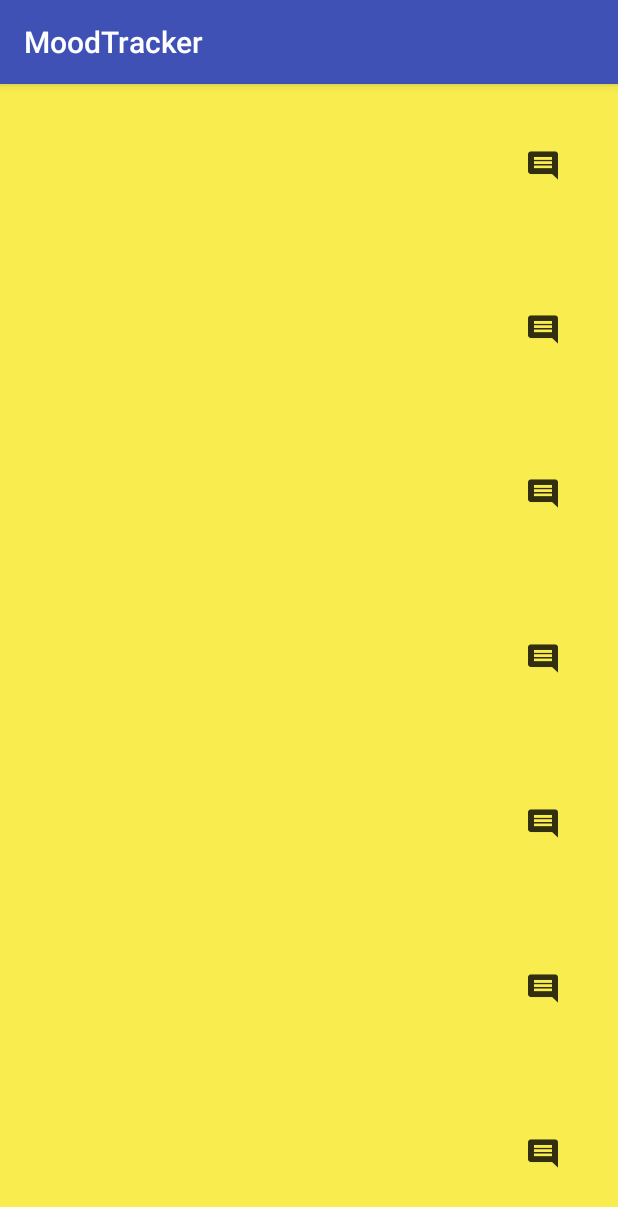
After one commit to JimmyMad/MoodTracker, an Android app: the HistoryActivity screen opened directly, with no data from a screen before it, on a phone screen of 412 x 824 dp. The commit adds this screen. Shown: the top 1207 px of the screen. Run offline under Robolectric (Android 15) with nearby library versions, the phone set to English and light mode, and no system bars.

Commit message:
layout activity_history done and can be lunched with the history button

```diff
--- a/app/src/main/AndroidManifest.xml
+++ b/app/src/main/AndroidManifest.xml
@@ -3,7 +3,6 @@
     package="com.sweethome.jimmy.moodtracker">
 
     <application
-        android:allowBackup="true"
         android:icon="@mipmap/ic_launcher"
         android:label="@string/app_name"
         android:roundIcon="@mipmap/ic_launcher_round"
@@ -16,6 +15,8 @@
                 <category android:name="android.intent.category.LAUNCHER" />
             </intent-filter>
         </activity>
+        <activity android:name=".controller.HistoryActivity">
+        </activity>
     </application>
 
 </manifest>
--- /dev/null
+++ b/app/src/main/java/com/sweethome/jimmy/moodtracker/controller/HistoryActivity.java
@@ -0,0 +1,17 @@
+package com.sweethome.jimmy.moodtracker.controller;
+
+import android.os.Bundle;
+import android.support.v7.app.AppCompatActivity;
+
+import com.sweethome.jimmy.moodtracker.R;
+
+public class HistoryActivity extends AppCompatActivity {
+
+    @Override
+    protected void onCreate(Bundle savedInstanceState) {
+        super.onCreate(savedInstanceState);
+        setContentView(R.layout.activity_history);
+
+
+    }
+}
--- a/app/src/main/java/com/sweethome/jimmy/moodtracker/controller/MainActivity.java
+++ b/app/src/main/java/com/sweethome/jimmy/moodtracker/controller/MainActivity.java
@@ -1,11 +1,13 @@
 package com.sweethome.jimmy.moodtracker.controller;
 
+import android.content.Intent;
 import android.content.SharedPreferences;
 import android.support.v4.view.GestureDetectorCompat;
 import android.support.v7.app.AppCompatActivity;
 import android.os.Bundle;
 import android.view.GestureDetector;
 import android.view.MotionEvent;
+import android.view.View;
 import android.widget.ImageView;
 import android.widget.LinearLayout;
 import android.widget.Toast;
@@ -25,7 +27,7 @@ public class MainActivity extends AppCompatActivity implements GestureDetector.O
 
     private ImageView mMoodImage;
     private ImageView mAddCommentImage;
-    private ImageView mHistoricImage;
+    private ImageView mHistoryImage;
     private LinearLayout mBackgroundColor;
 
     private  Date date;
@@ -48,30 +50,25 @@ public class MainActivity extends AppCompatActivity implements GestureDetector.O
 
         detectGesture = new GestureDetectorCompat(this, this);
 
-
-        //moodHistoric.setMoodTable(new Mood[]{null, null, null, null, null, null, null});
-
         sharedPref = getPreferences(MODE_PRIVATE);
-        //getCurrentDate();
 
         mMoodBank.generateMoodTable();
         moodLinkedList = mMoodBank.getMoodLinkedList();
 
         currentMoodIndex = 3;
-        System.out.println("currentIndexMood "+currentMoodIndex);
 
         mMoodImage = findViewById(R.id.MainActivity_Smiley_ImageView);
         mAddCommentImage = findViewById(R.id.MainActivity_NewComment_ImageView);
-        mHistoricImage = findViewById(R.id.MainActivity_Historic_ImageView);
+        mHistoryImage = findViewById(R.id.MainActivity_History_ImageView);
         mBackgroundColor = findViewById(R.id.MainActivity_Background_LinearLayout);
 
-
-        /*try {
-            loadCurrentMood();
-        } catch (ParseException e) {
-            e.printStackTrace();
-        }
-        setCurrentMood(currentMoodIndex);*/
+        mHistoryImage.setOnClickListener(new View.OnClickListener() {
+            @Override
+            public void onClick(View v) {
+                Intent activityChangeIntent = new Intent(MainActivity.this, HistoryActivity.class);
+                MainActivity.this.startActivity(activityChangeIntent);
+            }
+        });
     }
 
     @Override
@@ -84,12 +81,12 @@ public class MainActivity extends AppCompatActivity implements GestureDetector.O
             e.printStackTrace();
         }
         setCurrentMood(currentMoodIndex);
-        saveCurrentMood();
-        setMoodImageAndBackground();
     }
 
     private void setCurrentMood(int index) {
         mCurrentMood = moodLinkedList.get(index);
+        saveCurrentMood();
+        setMoodImageAndBackground();
     }
 
     private void setMoodImageAndBackground() {
@@ -123,7 +120,6 @@ public class MainActivity extends AppCompatActivity implements GestureDetector.O
                     }
             }
         }
-        System.out.println("currentIndexMood "+currentMoodIndex);
     }
 
     private void getCurrentDate() {
@@ -160,16 +156,11 @@ public class MainActivity extends AppCompatActivity implements GestureDetector.O
     public boolean onFling(MotionEvent e1, MotionEvent e2, float velocityX, float velocityY) {
         if ( e1.getRawY() > e2.getRawY() && currentMoodIndex < 4) {
             currentMoodIndex++;
-            System.out.println("currentIndexMood "+currentMoodIndex);
 
         } if (e1.getRawY() < e2.getRawY() && currentMoodIndex > 0) {
             currentMoodIndex--;
-            System.out.println("currentIndexMood "+currentMoodIndex);
         }
         setCurrentMood(currentMoodIndex);
-        saveCurrentMood();
-        setMoodImageAndBackground();
-        System.out.println("currentIndexMood "+currentMoodIndex);
         return true;
     }
 
--- /dev/null
+++ b/app/src/main/res/layout/activity_history.xml
@@ -0,0 +1,103 @@
+<?xml version="1.0" encoding="utf-8"?>
+<LinearLayout xmlns:android="http://schemas.android.com/apk/res/android"
+    xmlns:tools="http://schemas.android.com/tools"
+    android:layout_width="match_parent"
+    android:layout_height="match_parent"
+    android:layout_weight="1"
+    android:orientation="vertical"
+    tools:context=".controller.HistoryActivity">
+
+
+
+    <TextView
+        android:id="@+id/HistoryActivity_LastRow_TextView1"
+        android:layout_width="match_parent"
+        android:layout_height="0dp"
+        android:layout_weight="1"
+        android:background="@color/banana_yellow"
+        android:paddingRight="40dp"
+        android:text=""
+        android:textSize="22sp"
+        android:textStyle="bold"
+        android:drawableRight="@drawable/ic_comment_black_48px"
+        tools:ignore="RtlHardcoded,RtlSymmetry"/>
+
+    <TextView
+        android:id="@+id/HistoryActivity_LastRow_TextView2"
+        android:layout_width="match_parent"
+        android:layout_height="0dp"
+        android:layout_weight="1"
+        android:background="@color/banana_yellow"
+        android:paddingRight="40dp"
+        android:text=""
+        android:textSize="22sp"
+        android:textStyle="bold"
+        android:drawableRight="@drawable/ic_comment_black_48px"
+        tools:ignore="RtlHardcoded,RtlSymmetry"/>
+
+    <TextView
+        android:id="@+id/HistoryActivity_LastRow_TextView3"
+        android:layout_width="match_parent"
+        android:layout_height="0dp"
+        android:layout_weight="1"
+        android:background="@color/banana_yellow"
+        android:paddingRight="40dp"
+        android:text=""
+        android:textSize="22sp"
+        android:textStyle="bold"
+        android:drawableRight="@drawable/ic_comment_black_48px"
+        tools:ignore="RtlHardcoded,RtlSymmetry"/>
+
+    <TextView
+        android:id="@+id/HistoryActivity_LastRow_TextView4"
+        android:layout_width="match_parent"
+        android:layout_height="0dp"
+        android:layout_weight="1"
+        android:background="@color/banana_yellow"
+        android:paddingRight="40dp"
+        android:text=""
+        android:textSize="22sp"
+        android:textStyle="bold"
+        android:drawableRight="@drawable/ic_comment_black_48px"
+        tools:ignore="RtlHardcoded,RtlSymmetry"/>
+
+    <TextView
+        android:id="@+id/HistoryActivity_LastRow_TextView5"
+        android:layout_width="match_parent"
+        android:layout_height="0dp"
+        android:layout_weight="1"
+        android:background="@color/banana_yellow"
+        android:paddingRight="40dp"
+        android:text=""
+        android:textSize="22sp"
+        android:textStyle="bold"
+        android:drawableRight="@drawable/ic_comment_black_48px"
+        tools:ignore="RtlHardcoded,RtlSymmetry"/>
+
+    <TextView
+        android:id="@+id/HistoryActivity_LastRow_TextView6"
+        android:layout_width="match_parent"
+        android:layout_height="0dp"
+        android:layout_weight="1"
+        android:background="@color/banana_yellow"
+        android:paddingRight="40dp"
+        android:text=""
+        android:textSize="22sp"
+        android:textStyle="bold"
+        android:drawableRight="@drawable/ic_comment_black_48px"
+        tools:ignore="RtlHardcoded,RtlSymmetry"/>
+
+    <TextView
+        android:id="@+id/HistoryActivity_LastRow_TextView7"
+        android:layout_width="match_parent"
+        android:layout_height="0dp"
+        android:layout_weight="1"
+        android:background="@color/banana_yellow"
+        android:paddingRight="40dp"
+        android:text=""
+        android:textSize="22sp"
+        android:textStyle="bold"
+        android:drawableRight="@drawable/ic_comment_black_48px"
+        tools:ignore="RtlHardcoded,RtlSymmetry"/>
+
+</LinearLayout>
--- a/app/src/main/res/layout/activity_main.xml
+++ b/app/src/main/res/layout/activity_main.xml
@@ -6,7 +6,6 @@
     android:layout_height="match_parent"
     android:background="@color/light_sage"
     android:gravity="center"
-    android:orientation="horizontal"
     tools:context=".controller.MainActivity">
 
 
@@ -28,7 +27,7 @@
         android:src="@drawable/smiley_happy" />
 
     <ImageView
-        android:id="@+id/MainActivity_Historic_ImageView"
+        android:id="@+id/MainActivity_History_ImageView"
         android:layout_width="wrap_content"
         android:layout_height="wrap_content"
         android:layout_gravity="bottom|end"
--- a/app/src/main/res/values/strings.xml
+++ b/app/src/main/res/values/strings.xml
@@ -1,6 +1,6 @@
 <resources>
     <string name="app_name">MoodTracker</string>
     <string name="newComment_image_description">Adds a new comment for this current mood</string>
-    <string name="historic_image_description">Shows historic</string>
+    <string name="historic_image_description">Shows history</string>
     <string name="smiley_image_description">Current mood</string>
 </resources>
```
